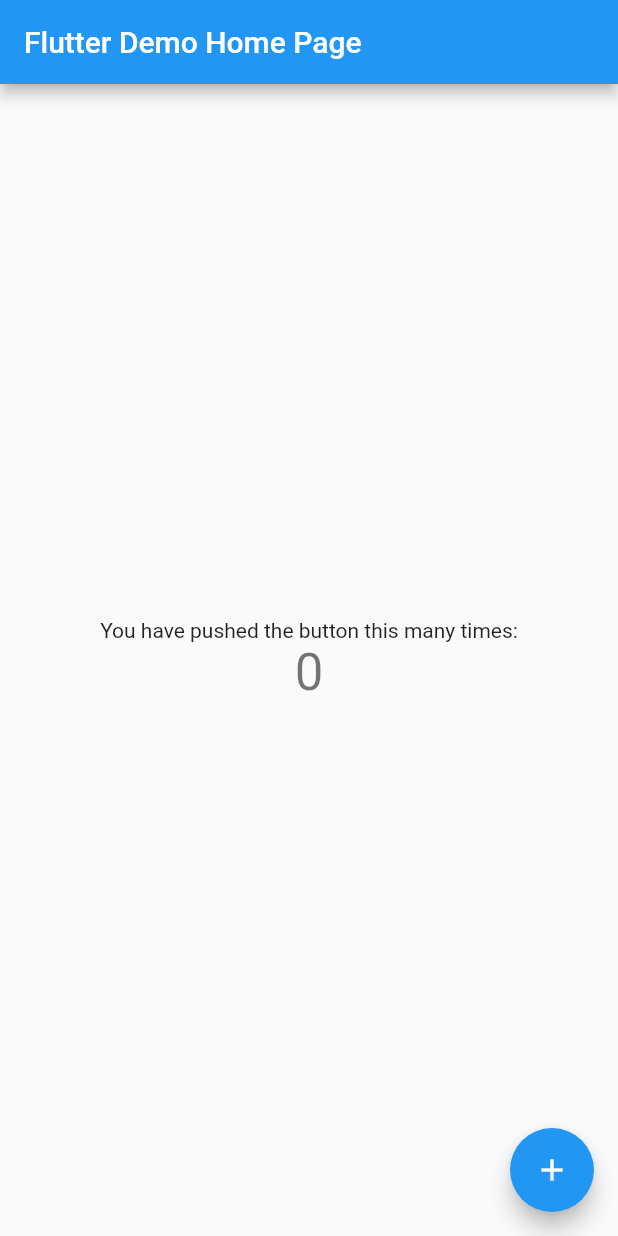
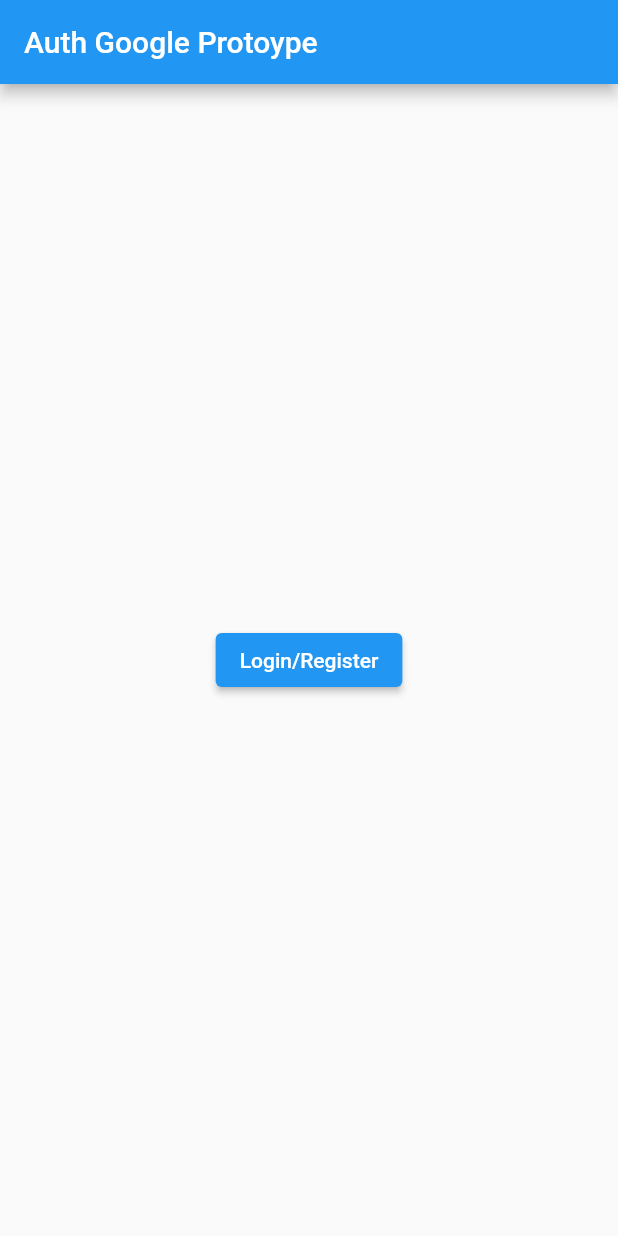
Before and after one commit to masterduck7/auth-google-prototype-flutter, a Flutter app: the screen it shows after launch, on a phone screen of 412 x 824 dp. Run offline on Flutter 3.47's test engine with Material 2 defaults, Android fonts, the phone set to English and light mode, and no system bars.

Commit message:
chore(app): Remove code and add only a button for register

```diff
--- a/lib/main.dart
+++ b/lib/main.dart
@@ -7,109 +7,40 @@ void main() {
 class MyApp extends StatelessWidget {
   const MyApp({super.key});
 
-  // This widget is the root of your application.
   @override
   Widget build(BuildContext context) {
     return MaterialApp(
-      title: 'Flutter Demo',
+      title: 'Auth Google Prototype',
       theme: ThemeData(
-        // This is the theme of your application.
-        //
-        // Try running your application with "flutter run". You'll see the
-        // application has a blue toolbar. Then, without quitting the app, try
-        // changing the primarySwatch below to Colors.green and then invoke
-        // "hot reload" (press "r" in the console where you ran "flutter run",
-        // or simply save your changes to "hot reload" in a Flutter IDE).
-        // Notice that the counter didn't reset back to zero; the application
-        // is not restarted.
         primarySwatch: Colors.blue,
       ),
-      home: const MyHomePage(title: 'Flutter Demo Home Page'),
+      home: const MyHomepage(),
     );
   }
 }
 
-class MyHomePage extends StatefulWidget {
-  const MyHomePage({super.key, required this.title});
-
-  // This widget is the home page of your application. It is stateful, meaning
-  // that it has a State object (defined below) that contains fields that affect
-  // how it looks.
-
-  // This class is the configuration for the state. It holds the values (in this
-  // case the title) provided by the parent (in this case the App widget) and
-  // used by the build method of the State. Fields in a Widget subclass are
-  // always marked "final".
-
-  final String title;
-
-  @override
-  State<MyHomePage> createState() => _MyHomePageState();
-}
-
-class _MyHomePageState extends State<MyHomePage> {
-  int _counter = 0;
-
-  void _incrementCounter() {
-    setState(() {
-      // This call to setState tells the Flutter framework that something has
-      // changed in this State, which causes it to rerun the build method below
-      // so that the display can reflect the updated values. If we changed
-      // _counter without calling setState(), then the build method would not be
-      // called again, and so nothing would appear to happen.
-      _counter++;
-    });
-  }
+class MyHomepage extends StatelessWidget {
+  const MyHomepage({Key? key}) : super(key: key);
 
   @override
   Widget build(BuildContext context) {
-    // This method is rerun every time setState is called, for instance as done
-    // by the _incrementCounter method above.
-    //
-    // The Flutter framework has been optimized to make rerunning build methods
-    // fast, so that you can just rebuild anything that needs updating rather
-    // than having to individually change instances of widgets.
     return Scaffold(
       appBar: AppBar(
-        // Here we take the value from the MyHomePage object that was created by
-        // the App.build method, and use it to set our appbar title.
-        title: Text(widget.title),
+        title: const Text("Auth Google Protoype"),
       ),
       body: Center(
-        // Center is a layout widget. It takes a single child and positions it
-        // in the middle of the parent.
         child: Column(
-          // Column is also a layout widget. It takes a list of children and
-          // arranges them vertically. By default, it sizes itself to fit its
-          // children horizontally, and tries to be as tall as its parent.
-          //
-          // Invoke "debug painting" (press "p" in the console, choose the
-          // "Toggle Debug Paint" action from the Flutter Inspector in Android
-          // Studio, or the "Toggle Debug Paint" command in Visual Studio Code)
-          // to see the wireframe for each widget.
-          //
-          // Column has various properties to control how it sizes itself and
-          // how it positions its children. Here we use mainAxisAlignment to
-          // center the children vertically; the main axis here is the vertical
-          // axis because Columns are vertical (the cross axis would be
-          // horizontal).
           mainAxisAlignment: MainAxisAlignment.center,
-          children: <Widget>[
-            const Text(
-              'You have pushed the button this many times:',
-            ),
-            Text(
-              '$_counter',
-              style: Theme.of(context).textTheme.headlineMedium,
+          children: [
+            ElevatedButton(
+              child: const Text(
+                'Login/Register',
+              ),
+              onPressed: () {},
             ),
           ],
         ),
       ),
-      floatingActionButton: FloatingActionButton(
-        onPressed: _incrementCounter,
-        tooltip: 'Increment',
-        child: const Icon(Icons.add),
-      ), // This trailing comma makes auto-formatting nicer for build methods.
     );
   }
 }
--- a/pubspec.yaml
+++ b/pubspec.yaml
@@ -35,6 +35,7 @@ dependencies:
   # The following adds the Cupertino Icons font to your application.
   # Use with the CupertinoIcons class for iOS style icons.
   cupertino_icons: ^1.0.2
+  google_sign_in: ^6.1.4
 
 dev_dependencies:
   flutter_test:
```
